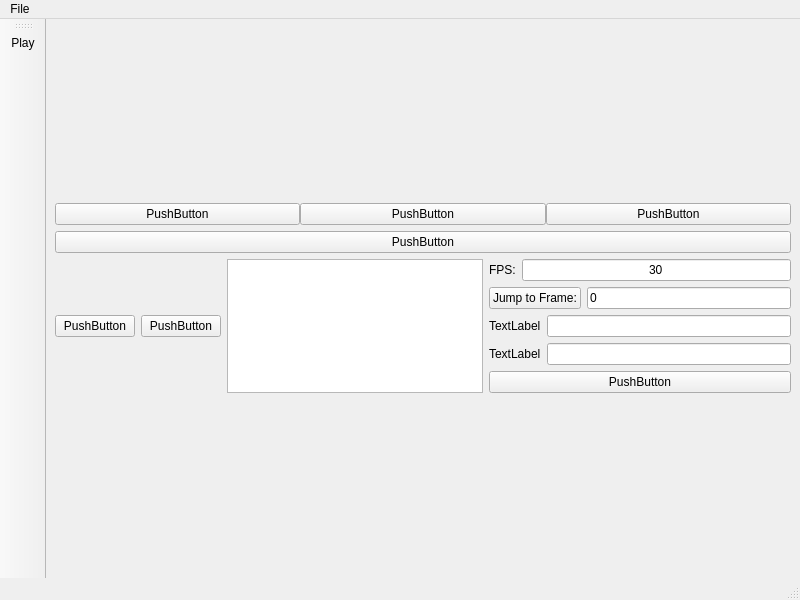
This is application/mainwindow.ui in kevinhartyanyi/BSC-Thesis as Qt 5 draws it before an edit. The edited form follows.
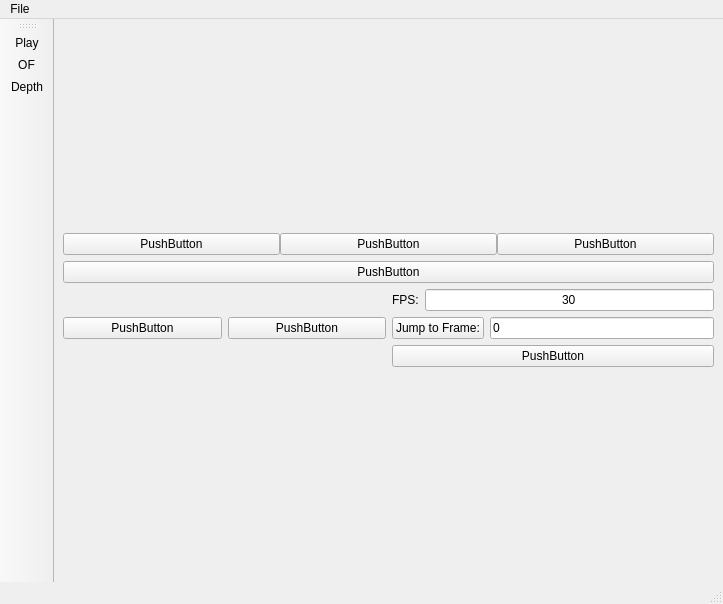
This is the edited form.

What changed in the file:
```diff
--- a/application/mainwindow.ui
+++ b/application/mainwindow.ui
@@ -6,17 +6,17 @@
    <rect>
     <x>0</x>
     <y>0</y>
-    <width>800</width>
-    <height>600</height>
+    <width>723</width>
+    <height>604</height>
    </rect>
   </property>
   <property name="windowTitle">
    <string>MainWindow</string>
   </property>
   <widget class="QWidget" name="centralwidget">
-   <layout class="QVBoxLayout" name="verticalLayout_6">
+   <layout class="QVBoxLayout" name="verticalLayout_5">
     <item>
-     <layout class="QVBoxLayout" name="verticalLayout_5">
+     <layout class="QVBoxLayout" name="verticalLayout_2">
       <item>
        <layout class="QVBoxLayout" name="layout_vid">
         <item>
@@ -63,13 +63,19 @@
        </layout>
       </item>
       <item>
-       <layout class="QHBoxLayout" name="horizontalLayout_7">
+       <layout class="QHBoxLayout" name="horizontalLayout_5">
         <item>
          <layout class="QVBoxLayout" name="layout_plot">
           <item>
            <layout class="QHBoxLayout" name="horizontalLayout">
             <item>
              <widget class="QPushButton" name="b_plot_left">
+              <property name="sizePolicy">
+               <sizepolicy hsizetype="Expanding" vsizetype="Fixed">
+                <horstretch>0</horstretch>
+                <verstretch>0</verstretch>
+               </sizepolicy>
+              </property>
               <property name="text">
                <string>PushButton</string>
               </property>
@@ -77,6 +83,12 @@
             </item>
             <item>
              <widget class="QPushButton" name="b_plot_right">
+              <property name="sizePolicy">
+               <sizepolicy hsizetype="Expanding" vsizetype="Fixed">
+                <horstretch>0</horstretch>
+                <verstretch>0</verstretch>
+               </sizepolicy>
+              </property>
               <property name="text">
                <string>PushButton</string>
               </property>
@@ -86,16 +98,6 @@
           </item>
          </layout>
         </item>
-        <item>
-         <widget class="QListWidget" name="lw_data">
-          <property name="sizePolicy">
-           <sizepolicy hsizetype="Preferred" vsizetype="Preferred">
-            <horstretch>0</horstretch>
-            <verstretch>0</verstretch>
-           </sizepolicy>
-          </property>
-         </widget>
-        </item>
         <item>
          <layout class="QVBoxLayout" name="verticalLayout">
           <item>
@@ -147,34 +149,6 @@
                 </item>
                </layout>
               </item>
-              <item>
-               <layout class="QHBoxLayout" name="horizontalLayout_5">
-                <item>
-                 <widget class="QLabel" name="label_2">
-                  <property name="text">
-                   <string>TextLabel</string>
-                  </property>
-                 </widget>
-                </item>
-                <item>
-                 <widget class="QLineEdit" name="lineEdit_2"/>
-                </item>
-               </layout>
-              </item>
-              <item>
-               <layout class="QHBoxLayout" name="horizontalLayout_6">
-                <item>
-                 <widget class="QLabel" name="label_3">
-                  <property name="text">
-                   <string>TextLabel</string>
-                  </property>
-                 </widget>
-                </item>
-                <item>
-                 <widget class="QLineEdit" name="lineEdit_3"/>
-                </item>
-               </layout>
-              </item>
              </layout>
             </item>
             <item>
@@ -199,7 +173,7 @@
     <rect>
      <x>0</x>
      <y>0</y>
-     <width>800</width>
+     <width>723</width>
      <height>22</height>
     </rect>
    </property>
@@ -222,6 +196,8 @@
     <bool>false</bool>
    </attribute>
    <addaction name="actionPlay"/>
+   <addaction name="actionOF"/>
+   <addaction name="actionDepth"/>
   </widget>
   <action name="actionPlay">
    <property name="text">
@@ -234,6 +210,32 @@
     <string>Space</string>
    </property>
   </action>
+  <action name="actionOF">
+   <property name="text">
+    <string>OF</string>
+   </property>
+   <property name="toolTip">
+    <string>Jump to optical flow video</string>
+   </property>
+  </action>
+  <action name="actionDepth">
+   <property name="text">
+    <string>Depth</string>
+   </property>
+   <property name="toolTip">
+    <string>Jump to depth video</string>
+   </property>
+  </action>
+  <action name="actionNew_Run">
+   <property name="text">
+    <string>New Run</string>
+   </property>
+  </action>
+  <action name="actionExit">
+   <property name="text">
+    <string>Exit</string>
+   </property>
+  </action>
  </widget>
  <resources/>
  <connections/>
```
Left out of the diff: 37 changed lines with no effect on the pictures.
